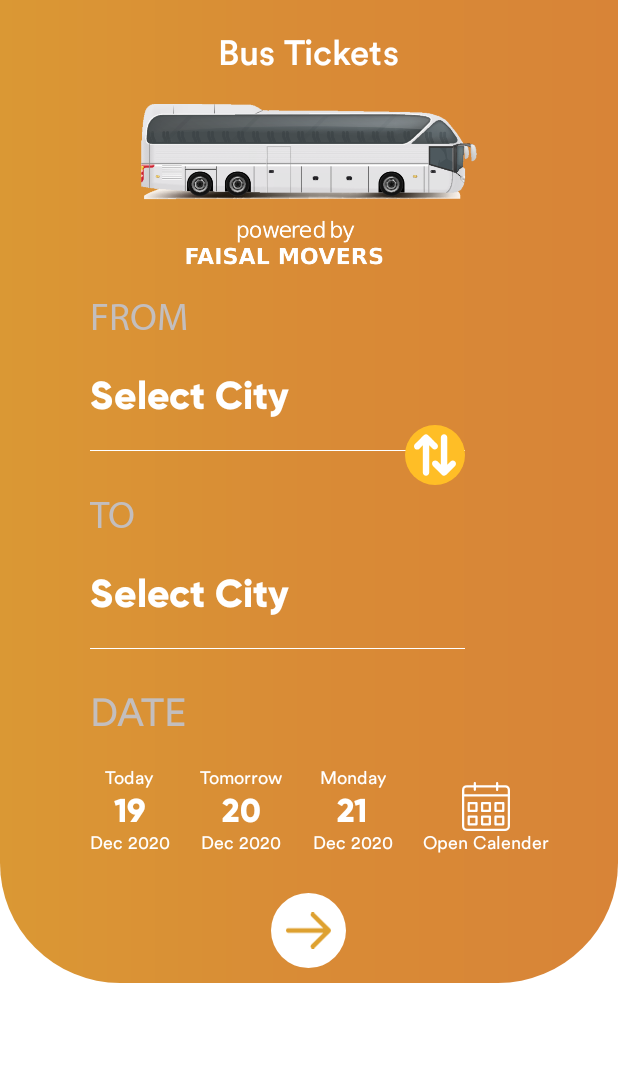
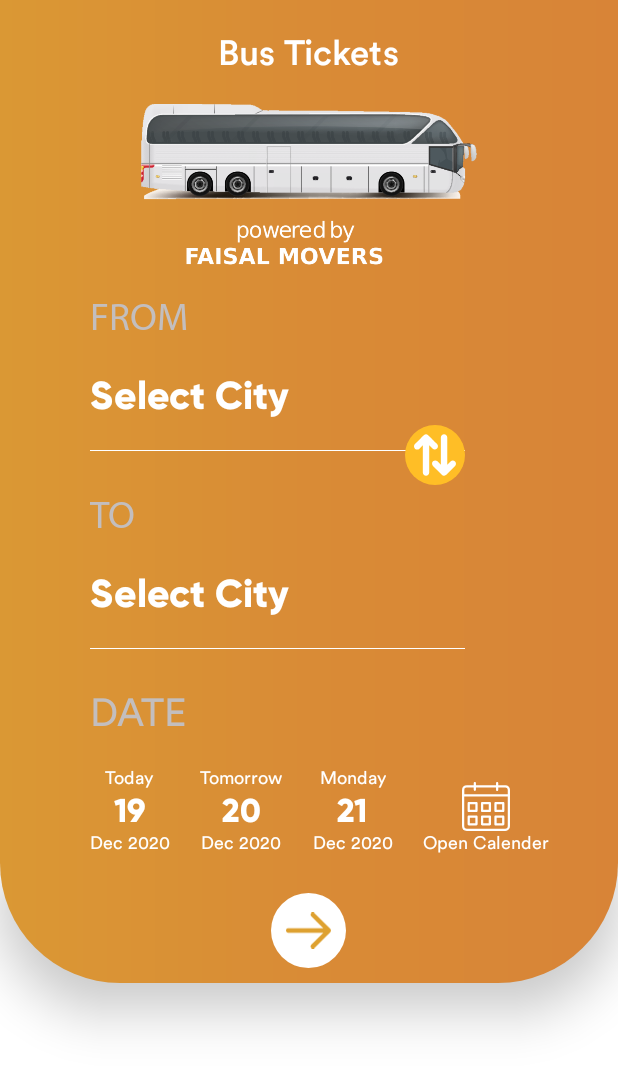
Before and after one commit to usamayasin/Booking-App, an Android app: the screen it shows after launch (HomeActivity), on a phone screen of 412 x 824 dp. Shown: the top 1069 px of the screen. Run offline under Robolectric (Android 15) with nearby library versions, the phone set to English and light mode, and no system bars; our stand-ins replace sdp/ssp sizes.

Commit message:
Home screen bottom space adjusted

```diff
--- a/app/src/main/res/layout/home_activity.xml
+++ b/app/src/main/res/layout/home_activity.xml
@@ -10,10 +10,11 @@
 
     <LinearLayout
         android:layout_width="match_parent"
-        android:layout_height="0dp"
+        android:layout_height="match_parent"
         android:background="@drawable/bottom_corner_rounded"
         android:orientation="vertical"
-        android:weightSum="2">
+        android:weightSum="2"
+        android:elevation="@dimen/_15ssp">
 
         <androidx.appcompat.widget.AppCompatTextView
             android:layout_width="wrap_content"
```
